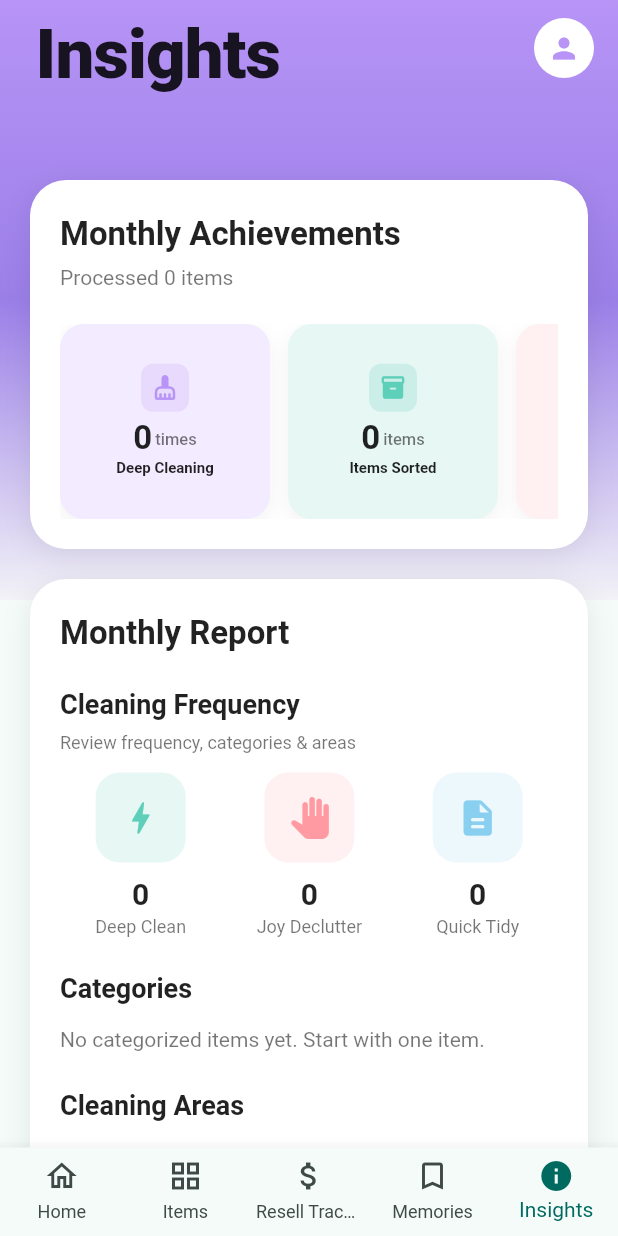
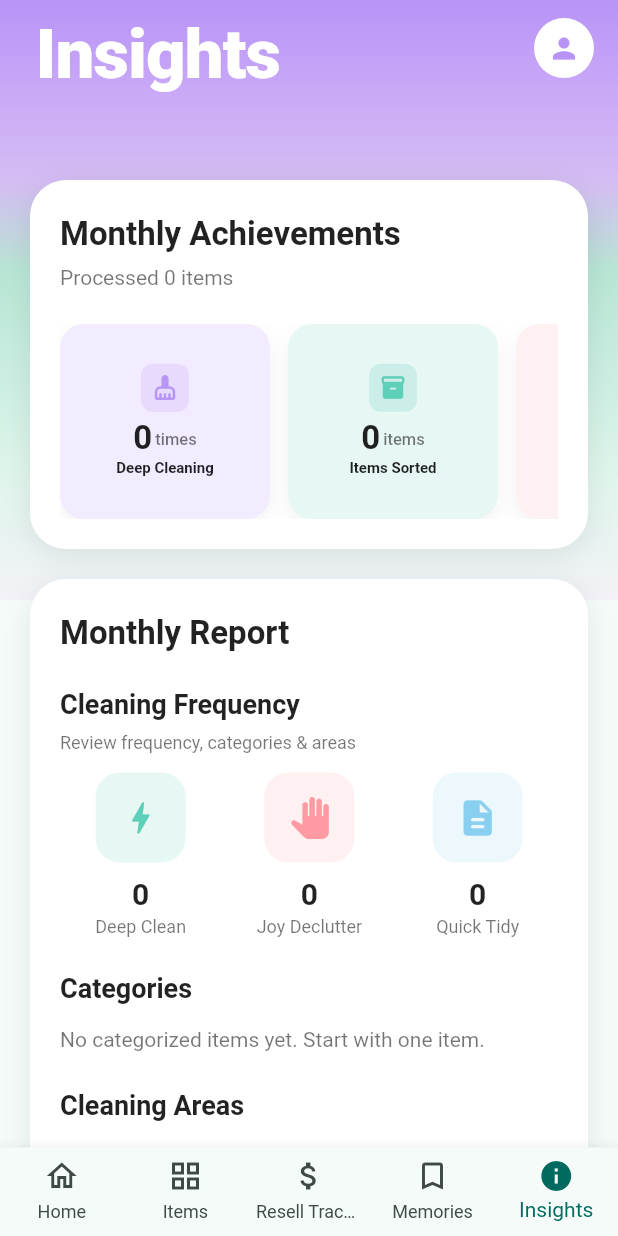
Before and after one commit to icaichen/KeepJoy, a Flutter app: the screen it shows after launch, item 5 of the bottom bar chosen, on a phone screen of 412 x 824 dp. Run offline on Flutter 3.47's test engine with Material 3 defaults, Android fonts, the phone set to English and light mode, and no system bars; our stand-ins replace image_picker, supabase_flutter; missing offline and left inert: google_mlkit_image_labeling; accounts and stored records are empty; Roboto replaces fonts that are missing (SF Pro); project files that could hold a hidden picture were left out.

```diff
--- a/lib/features/insights/insights_screen.dart
+++ b/lib/features/insights/insights_screen.dart
@@ -155,30 +155,14 @@ class _InsightsScreenState extends State<InsightsScreen> {
     final topPadding = MediaQuery.of(context).padding.top;
 
     // Calculate scroll-based animations
-    const expandedHeight = 120.0; // Title area height
-    final scrollProgress = (_scrollOffset / expandedHeight).clamp(0.0, 1.0);
-
-    // Short header is visible during scroll but fades out when title is gone
-    final shortHeaderOpacity = scrollProgress > 0.01 && scrollProgress < 0.95 ? 1.0 : 0.0;
-
-    // Real header appears only when scrolling is complete
-    final realHeaderOpacity = scrollProgress >= 0.95 ? 1.0 : 0.0;
-
-    // Calculate background color at current scroll position (sync with gradient)
-    Color getBackgroundColorAtScroll() {
-      const gradientHeight = 400.0;
-      final gradientProgress = (_scrollOffset / gradientHeight).clamp(0.0, 1.0);
-
-      if (gradientProgress <= 0.5) {
-        // Between purple and middle color
-        final t = gradientProgress / 0.5;
-        return Color.lerp(const Color(0xFFB794F6), const Color(0xFF9B7FE8), t)!;
-      } else {
-        // Between middle color and white
-        final t = (gradientProgress - 0.5) / 0.5;
-        return Color.lerp(const Color(0xFF9B7FE8), const Color(0xFFF2F2F7), t)!;
-      }
-    }
+    const titleAreaHeight = 120.0; // Title container height
+    final scrollProgress = (_scrollOffset / titleAreaHeight).clamp(0.0, 1.0);
+
+    // Title and icon fade out as user scrolls
+    final titleOpacity = (1.0 - scrollProgress).clamp(0.0, 1.0);
+
+    // Real header appears immediately when title disappears (scrollProgress >= 1.0)
+    final realHeaderOpacity = scrollProgress >= 1.0 ? 1.0 : 0.0;
 
     return Scaffold(
       body: Stack(
@@ -189,23 +173,27 @@ class _InsightsScreenState extends State<InsightsScreen> {
             physics: const BouncingScrollPhysics(),
             child: Stack(
               children: [
-                // 渐变背景 - 会随内容滚动，在1/3处消失
+                // 渐变背景 - 会随内容滚动，渐隐消失
                 Positioned(
                   top: 0,
                   left: 0,
                   right: 0,
-                  height: 400, // 渐变区域高度，1/3屏幕左右
+                  height: 400, // 渐变区域高度
                   child: Container(
                     decoration: const BoxDecoration(
                       gradient: LinearGradient(
                         begin: Alignment.topCenter,
                         end: Alignment.bottomCenter,
                         colors: [
-                          Color(0xFFB794F6), // Purple
-                          Color(0xFF9B7FE8),
-                          Color(0xFFF2F2F7), // Fade to white
-                        ],
-                        stops: [0.0, 0.5, 1.0],
+                          Color(0xFFB794F6), // Purple at top
+                          Color(0xFFC9A8F7), // Light purple
+                          Color(0xFFD4BCF3), // Purple-mint transition
+                          Color(0xFFB8E5D4), // Mint green
+                          Color(0xFFC8EDE0), // Light mint
+                          Color(0xFFE0F5EC), // Very light mint
+                          Color(0xFFF2F2F7), // White
+                        ],
+                        stops: [0.0, 0.15, 0.3, 0.45, 0.6, 0.8, 1.0],
                       ),
                     ),
                   ),
@@ -222,6 +210,8 @@ class _InsightsScreenState extends State<InsightsScreen> {
                           right: 16,
                           top: topPadding + 12,
                         ),
+                        child: Opacity(
+                          opacity: titleOpacity,
                           child: Row(
                             mainAxisAlignment: MainAxisAlignment.spaceBetween,
                             crossAxisAlignment: CrossAxisAlignment.start,
@@ -232,7 +222,7 @@ class _InsightsScreenState extends State<InsightsScreen> {
                                 style: const TextStyle(
                                   fontSize: 46,
                                   fontWeight: FontWeight.w800,
-                                color: Colors.black87,
+                                  color: Colors.white,
                                   letterSpacing: -0.6,
                                   height: 1.05,
                                 ),
@@ -252,6 +242,7 @@ class _InsightsScreenState extends State<InsightsScreen> {
                                 ),
                               ),
                             ],
+                          ),
                         ),
                       ),
                     ),
@@ -349,23 +340,6 @@ class _InsightsScreenState extends State<InsightsScreen> {
                 ],
               ),
             ],
-          ),
-        ),
-        // Short header bar that covers scrolling content (2/3 height of real header)
-        Positioned(
-          top: 0,
-          left: 0,
-          right: 0,
-          child: IgnorePointer(
-            child: Opacity(
-              opacity: shortHeaderOpacity,
-              child: Container(
-                height: (topPadding + kToolbarHeight) * 0.67,
-                decoration: BoxDecoration(
-                  color: getBackgroundColorAtScroll(),
-                ),
-              ),
-            ),
           ),
         ),
         // Real header that appears when scrolling is complete
--- a/lib/main.dart
+++ b/lib/main.dart
@@ -1023,26 +1023,17 @@ class _HomeScreen extends StatelessWidget {
     return Scaffold(
       appBar: AppBar(
         toolbarHeight: 80,
-        title: Column(
-          crossAxisAlignment: CrossAxisAlignment.start,
-          children: [
-            Text(
-              _getGreeting(l10n),
-              style: Theme.of(context).textTheme.titleLarge,
-            ),
-            const SizedBox(height: 2),
-            Text(
-              l10n.readyToSparkJoy,
-              style: Theme.of(context).textTheme.bodyMedium?.copyWith(
-                color: Theme.of(context).colorScheme.onSurfaceVariant,
+        title: Text(
+          _getGreeting(l10n),
+          style: Theme.of(context).textTheme.headlineMedium?.copyWith(
+                fontWeight: FontWeight.w600,
               ),
-            ),
-          ],
         ),
         centerTitle: false,
         actions: [
           IconButton(
-            icon: const Icon(Icons.person_outline),
+            icon: const Icon(Icons.person_outline, size: 32),
+            iconSize: 32,
             onPressed: () {
               Navigator.of(context).push(
                 MaterialPageRoute(
@@ -1051,6 +1042,7 @@ class _HomeScreen extends StatelessWidget {
               );
             },
           ),
+          const SizedBox(width: 4),
         ],
       ),
       backgroundColor: const Color(0xFFF5F5F7),
```
Lines whose indentation alone changed are shown as unchanged.
